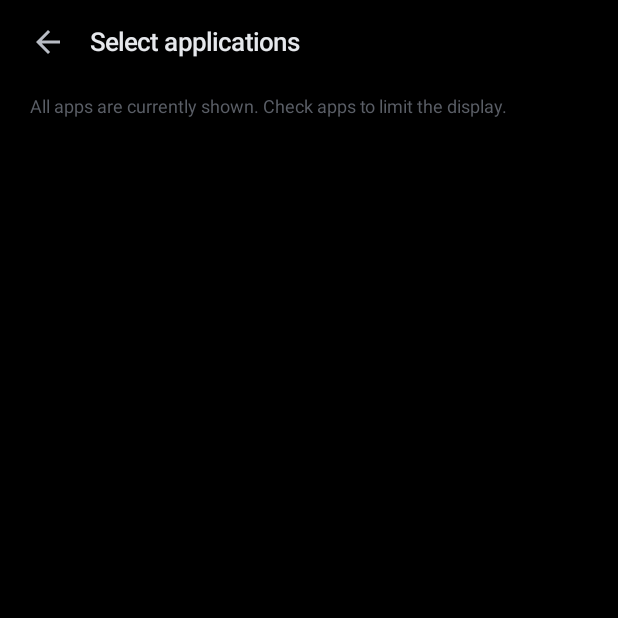
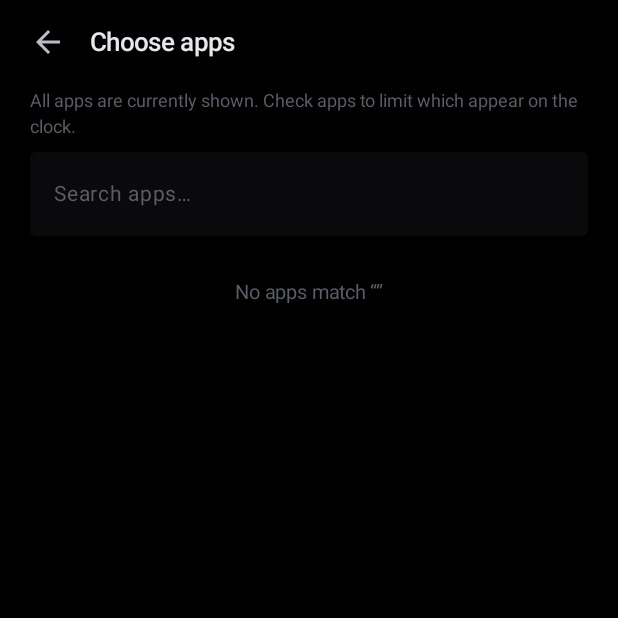
Before and after one commit to Yash7672/time, an Android app built with Jetpack Compose: the composable AppPickerScreen called with empty values, on a phone screen of 412 x 824 dp, the top half of it. Run offline under Robolectric (Android 15) with nearby library versions, the phone set to English and light mode, and no system bars.

Commit message:
Floating window on tap where supported, icons at screen bottom in landscape, date and day side by side, searchable app allow-list

```diff
--- a/app/src/main/java/com/chronos/clock/presentation/settings/AppPickerScreen.kt
+++ b/app/src/main/java/com/chronos/clock/presentation/settings/AppPickerScreen.kt
@@ -1,6 +1,7 @@
 package com.chronos.clock.presentation.settings
 
 import androidx.compose.foundation.background
+import androidx.compose.foundation.clickable
 import androidx.compose.foundation.layout.Box
 import androidx.compose.foundation.layout.Column
 import androidx.compose.foundation.layout.fillMaxSize
@@ -13,8 +14,14 @@ import androidx.compose.material.icons.Icons
 import androidx.compose.material.icons.automirrored.filled.ArrowBack
 import androidx.compose.material3.Icon
 import androidx.compose.material3.IconButton
+import androidx.compose.material3.OutlinedTextField
 import androidx.compose.material3.Text
+import androidx.compose.material3.TextFieldDefaults
 import androidx.compose.runtime.Composable
+import androidx.compose.runtime.getValue
+import androidx.compose.runtime.mutableStateOf
+import androidx.compose.runtime.remember
+import androidx.compose.runtime.setValue
 import androidx.compose.ui.Alignment
 import androidx.compose.ui.Modifier
 import androidx.compose.ui.text.TextStyle
@@ -23,14 +30,33 @@ import androidx.compose.ui.unit.dp
 import androidx.compose.ui.unit.sp
 import com.chronos.clock.presentation.theme.Chronos
 
-/** Simple package allow-list picker (no icons, no cards, plain rows). */
+/**
+ * App allow-list picker: search, then check exactly which apps may show
+ * their icons on the clock. Unchecking everything (or "Clear selection")
+ * returns to showing all apps.
+ */
 @Composable
 fun AppPickerScreen(
     apps: List<AppEntry>,
     onBack: () -> Unit,
     onToggle: (String) -> Unit,
+    onClearSelection: () -> Unit,
 ) {
     val palette = Chronos.palette
+    var query by remember { mutableStateOf("") }
+
+    val filtered = remember(query, apps) {
+        if (query.isBlank()) {
+            apps
+        } else {
+            apps.filter {
+                it.label.contains(query, ignoreCase = true) ||
+                    it.packageName.contains(query, ignoreCase = true)
+            }
+        }
+    }
+    val anySelected = remember(apps) { apps.any { it.selected } }
+
     Box(modifier = Modifier.fillMaxSize().background(palette.background)) {
         Column(Modifier.fillMaxSize().statusBarsPadding()) {
             Box(
@@ -47,7 +73,7 @@ fun AppPickerScreen(
                     )
                 }
                 Text(
-                    text = "Select applications",
+                    text = "Choose apps",
                     style = TextStyle(fontSize = 17.sp, fontWeight = FontWeight.Medium),
                     color = palette.textPrimary,
                     modifier = Modifier.padding(start = 52.dp),
@@ -55,20 +81,64 @@ fun AppPickerScreen(
             }
 
             Text(
-                text = if (apps.any { it.selected }) {
-                    "Only checked apps are shown on the clock. Uncheck everything " +
-                        "to return to “all apps”."
+                text = if (anySelected) {
+                    "Only checked apps show on the clock. Uncheck everything " +
+                        "to return to all apps."
                 } else {
-                    "All apps are currently shown. Check apps to limit the display."
+                    "All apps are currently shown. Check apps to limit which " +
+                        "appear on the clock."
                 },
                 style = TextStyle(fontSize = 12.sp, lineHeight = 17.sp),
                 color = palette.textFaint,
-                modifier = Modifier.padding(horizontal = 20.dp, vertical = 8.dp),
+                modifier = Modifier.padding(horizontal = 20.dp, vertical = 4.dp),
+            )
+
+            if (anySelected) {
+                Text(
+                    text = "Clear selection — show all apps",
+                    style = TextStyle(fontSize = 12.sp, fontWeight = FontWeight.Medium),
+                    color = palette.accent,
+                    modifier = Modifier
+                        .fillMaxWidth()
+                        .clickable(onClick = onClearSelection)
+                        .padding(horizontal = 20.dp, vertical = 6.dp),
+                )
+            }
+
+            OutlinedTextField(
+                value = query,
+                onValueChange = { query = it },
+                modifier = Modifier
+                    .fillMaxWidth()
+                    .padding(horizontal = 20.dp, vertical = 6.dp),
+                placeholder = {
+                    Text(text = "Search apps…", color = palette.textFaint, fontSize = 14.sp)
+                },
+                textStyle = TextStyle(color = palette.textPrimary, fontSize = 14.sp),
+                singleLine = true,
+                colors = TextFieldDefaults.colors(
+                    focusedContainerColor = palette.surface,
+                    unfocusedContainerColor = palette.surface,
+                    focusedIndicatorColor = palette.accent,
+                    unfocusedIndicatorColor = palette.surface,
+                    cursorColor = palette.accent,
+                ),
             )
 
             Column(Modifier.fillMaxSize().verticalScroll(rememberScrollState())) {
-                apps.forEach { entry ->
+                filtered.forEach { entry ->
                     AppPickerRow(entry = entry, onToggle = { onToggle(entry.packageName) })
+                }
+                if (filtered.isEmpty()) {
+                    Text(
+                        text = "No apps match “$query”",
+                        style = TextStyle(fontSize = 13.sp),
+                        color = palette.textFaint,
+                        modifier = Modifier
+                            .fillMaxWidth()
+                            .padding(horizontal = 20.dp, vertical = 24.dp),
+                        textAlign = androidx.compose.ui.text.style.TextAlign.Center,
+                    )
                 }
                 Box(Modifier.fillMaxWidth().padding(bottom = 40.dp))
             }
```
Also changed, not shown: app/src/main/java/com/chronos/clock/notifications/NotificationManager.kt (+46 -7 lines), app/src/main/java/com/chronos/clock/presentation/home/DateView.kt (+12 -7 lines), app/src/main/java/com/chronos/clock/presentation/home/HomeScreen.kt (+20 -18 lines), app/src/main/java/com/chronos/clock/presentation/settings/AboutSection.kt (+6 -5 lines), app/src/main/java/com/chronos/clock/presentation/settings/NotificationSettings.kt (+32 -14 lines), app/src/main/java/com/chronos/clock/presentation/settings/SettingsScreen.kt (+13 -6 lines), 1 other file.
